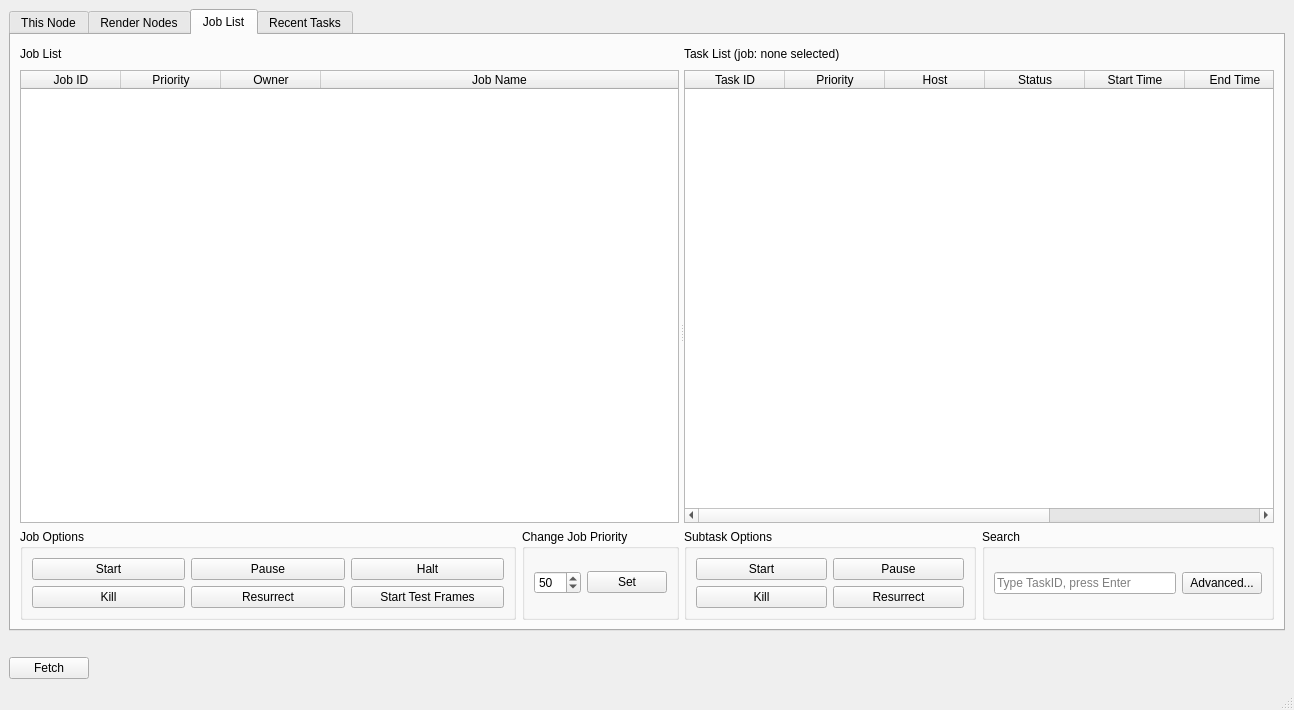
Qt form ui/UI_FarmView.ui (david2777/DPS_Hydra) before a commit.
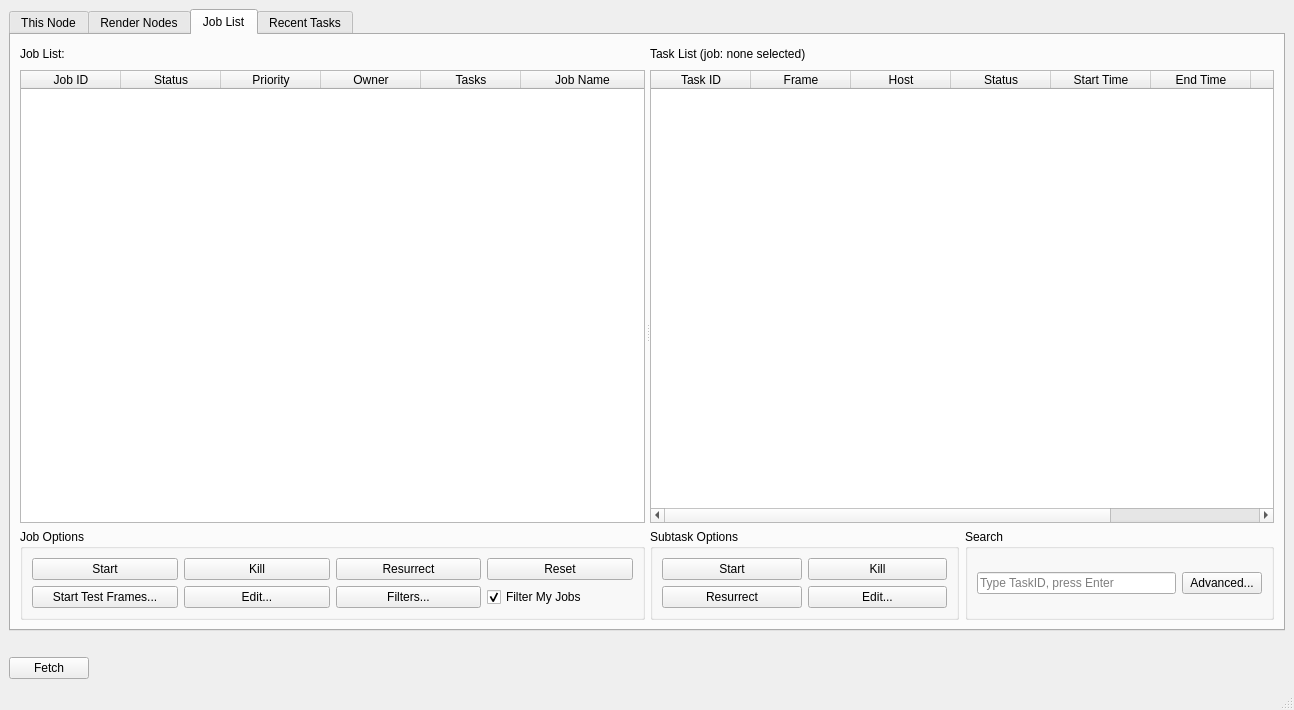
The same form after that commit. The open tabs and pages were chosen to show the change.

Commit message:
Reworking FarmView :warning: SQL OUT OF DATE
Got rid of old job tickets. Started to get new data in FarmView. Broken
right now. Will fix later.

```diff
--- a/ui/UI_FarmView.ui
+++ b/ui/UI_FarmView.ui
@@ -357,7 +357,7 @@
             <item row="0" column="0">
              <widget class="QLabel" name="jobTableLabel">
               <property name="text">
-               <string>Job List</string>
+               <string>Job List:</string>
               </property>
              </widget>
             </item>
@@ -388,7 +388,7 @@
                <bool>false</bool>
               </property>
               <property name="columnCount">
-               <number>4</number>
+               <number>6</number>
               </property>
               <attribute name="horizontalHeaderStretchLastSection">
                <bool>true</bool>
@@ -401,6 +401,11 @@
                 <string>Job ID</string>
                </property>
               </column>
+              <column>
+               <property name="text">
+                <string>Status</string>
+               </property>
+              </column>
               <column>
                <property name="text">
                 <string>Priority</string>
@@ -411,6 +416,11 @@
                 <string>Owner</string>
                </property>
               </column>
+              <column>
+               <property name="text">
+                <string>Tasks</string>
+               </property>
+              </column>
               <column>
                <property name="text">
                 <string>Job Name</string>
@@ -418,7 +428,7 @@
               </column>
              </widget>
             </item>
-            <item row="2" column="0" colspan="4">
+            <item row="2" column="0" colspan="5">
              <widget class="QGroupBox" name="groupBox_jobOptions">
               <property name="minimumSize">
                <size>
@@ -430,39 +440,6 @@
                <string>Job Options</string>
               </property>
               <layout class="QGridLayout" name="gridLayout_7">
-               <item row="1" column="2">
-                <widget class="QPushButton" name="haltJobButton">
-                 <property name="styleSheet">
-                  <string notr="true"/>
-                 </property>
-                 <property name="text">
-                  <string>Halt</string>
-                 </property>
-                 <property name="checkable">
-                  <bool>false</bool>
-                 </property>
-                 <property name="autoDefault">
-                  <bool>false</bool>
-                 </property>
-                 <property name="default">
-                  <bool>false</bool>
-                 </property>
-                </widget>
-               </item>
-               <item row="1" column="1">
-                <widget class="QPushButton" name="pauseJobButton">
-                 <property name="text">
-                  <string>Pause</string>
-                 </property>
-                </widget>
-               </item>
-               <item row="2" column="0">
-                <widget class="QPushButton" name="killJobButton">
-                 <property name="text">
-                  <string>Kill</string>
-                 </property>
-                </widget>
-               </item>
                <item row="1" column="0">
                 <widget class="QPushButton" name="startJobButton">
                  <property name="enabled">
@@ -488,46 +465,67 @@
                  </property>
                 </widget>
                </item>
-               <item row="2" column="1">
+               <item row="1" column="3">
+                <widget class="QPushButton" name="killJobButton">
+                 <property name="text">
+                  <string>Kill</string>
+                 </property>
+                </widget>
+               </item>
+               <item row="1" column="5">
                 <widget class="QPushButton" name="resurrectJobButton">
                  <property name="text">
                   <string>Resurrect</string>
                  </property>
                 </widget>
                </item>
-               <item row="2" column="2">
+               <item row="1" column="6">
+                <widget class="QPushButton" name="resetJobButton">
+                 <property name="text">
+                  <string>Reset</string>
+                 </property>
+                </widget>
+               </item>
+               <item row="2" column="6">
+                <widget class="QCheckBox" name="myFilterCheckbox">
+                 <property name="text">
+                  <string>Filter My Jobs</string>
+                 </property>
+                 <property name="checked">
+                  <bool>true</bool>
+                 </property>
+                </widget>
+               </item>
+               <item row="2" column="3">
+                <widget class="QPushButton" name="editJobButton">
+                 <property name="styleSheet">
+                  <string notr="true"/>
+                 </property>
+                 <property name="text">
+                  <string>Edit...</string>
+                 </property>
+                 <property name="checkable">
+                  <bool>false</bool>
+                 </property>
+                 <property name="autoDefault">
+                  <bool>false</bool>
+                 </property>
+                 <property name="default">
+                  <bool>false</bool>
+                 </property>
+                </widget>
+               </item>
+               <item row="2" column="5">
+                <widget class="QPushButton" name="filterJobButton">
+                 <property name="text">
+                  <string>Filters...</string>
+                 </property>
+                </widget>
+               </item>
+               <item row="2" column="0">
                 <widget class="QPushButton" name="testFramesButton">
                  <property name="text">
-                  <string>Start Test Frames</string>
-                 </property>
-                </widget>
-               </item>
-              </layout>
-             </widget>
-            </item>
-            <item row="2" column="4">
-             <widget class="QGroupBox" name="groupBox_priorityOptions">
-              <property name="title">
-               <string>Change Job Priority</string>
-              </property>
-              <property name="alignment">
-               <set>Qt::AlignLeading|Qt::AlignLeft|Qt::AlignTop</set>
-              </property>
-              <layout class="QGridLayout" name="gridLayout_8">
-               <item row="1" column="1">
-                <widget class="QPushButton" name="prioritySetButton">
-                 <property name="text">
-                  <string>Set</string>
-                 </property>
-                </widget>
-               </item>
-               <item row="1" column="0">
-                <widget class="QSpinBox" name="prioritySpinBox">
-                 <property name="maximum">
-                  <number>999</number>
-                 </property>
-                 <property name="value">
-                  <number>50</number>
+                  <string>Start Test Frames...</string>
                  </property>
                 </widget>
                </item>
@@ -538,72 +536,6 @@
           </widget>
           <widget class="QWidget" name="layoutWidget_3">
            <layout class="QGridLayout" name="gridLayout_taskList">
-            <item row="3" column="2" colspan="2">
-             <widget class="QGroupBox" name="groupBox_search">
-              <property name="title">
-               <string>Search</string>
-              </property>
-              <layout class="QGridLayout" name="gridLayout_10">
-               <item row="0" column="0">
-                <widget class="QLineEdit" name="taskIDLineEdit">
-                 <property name="placeholderText">
-                  <string>Type TaskID, press Enter</string>
-                 </property>
-                </widget>
-               </item>
-               <item row="0" column="1">
-                <widget class="QPushButton" name="advancedSearchButton">
-                 <property name="text">
-                  <string>Advanced...</string>
-                 </property>
-                </widget>
-               </item>
-              </layout>
-             </widget>
-            </item>
-            <item row="3" column="0" colspan="2">
-             <widget class="QGroupBox" name="groupBox_subTaskOptions">
-              <property name="minimumSize">
-               <size>
-                <width>0</width>
-                <height>28</height>
-               </size>
-              </property>
-              <property name="title">
-               <string>Subtask Options</string>
-              </property>
-              <layout class="QGridLayout" name="gridLayout_9">
-               <item row="1" column="0">
-                <widget class="QPushButton" name="startTaskButton">
-                 <property name="text">
-                  <string>Start</string>
-                 </property>
-                </widget>
-               </item>
-               <item row="2" column="1">
-                <widget class="QPushButton" name="resurrectTaskButton">
-                 <property name="text">
-                  <string>Resurrect</string>
-                 </property>
-                </widget>
-               </item>
-               <item row="1" column="1">
-                <widget class="QPushButton" name="pauseTaskButton">
-                 <property name="text">
-                  <string>Pause</string>
-                 </property>
-                </widget>
-               </item>
-               <item row="2" column="0">
-                <widget class="QPushButton" name="killTaskButton">
-                 <property name="text">
-                  <string>Kill</string>
-                 </property>
-                </widget>
-               </item>
-              </layout>
-             </widget>
-            </item>
             <item row="0" column="2" colspan="2">
              <spacer name="horizontalSpacer_taskList">
               <property name="orientation">
@@ -654,7 +586,7 @@
               </column>
               <column>
                <property name="text">
-                <string>Priority</string>
+                <string>Frame</string>
                </property>
               </column>
               <column>
@@ -689,6 +621,72 @@
               </column>
              </widget>
             </item>
+            <item row="3" column="0" colspan="2">
+             <widget class="QGroupBox" name="groupBox_subTaskOptions">
+              <property name="minimumSize">
+               <size>
+                <width>0</width>
+                <height>28</height>
+               </size>
+              </property>
+              <property name="title">
+               <string>Subtask Options</string>
+              </property>
+              <layout class="QGridLayout" name="gridLayout_9">
+               <item row="2" column="0">
+                <widget class="QPushButton" name="startTaskButton">
+                 <property name="text">
+                  <string>Start</string>
+                 </property>
+                </widget>
+               </item>
+               <item row="2" column="1">
+                <widget class="QPushButton" name="killTaskButton">
+                 <property name="text">
+                  <string>Kill</string>
+                 </property>
+                </widget>
+               </item>
+               <item row="3" column="1">
+                <widget class="QPushButton" name="editTaskButton">
+                 <property name="text">
+                  <string>Edit...</string>
+                 </property>
+                </widget>
+               </item>
+               <item row="3" column="0">
+                <widget class="QPushButton" name="resurrectTaskButton">
+                 <property name="text">
+                  <string>Resurrect</string>
+                 </property>
+                </widget>
+               </item>
+              </layout>
+             </widget>
+            </item>
+            <item row="3" column="2" colspan="2">
+             <widget class="QGroupBox" name="groupBox_search">
+              <property name="title">
+               <string>Search</string>
+              </property>
+              <layout class="QGridLayout" name="gridLayout_10">
+               <item row="0" column="0">
+                <widget class="QLineEdit" name="taskIDLineEdit">
+                 <property name="placeholderText">
+                  <string>Type TaskID, press Enter</string>
+                 </property>
+                </widget>
+               </item>
+               <item row="0" column="1">
+                <widget class="QPushButton" name="advancedSearchButton">
+                 <property name="text">
+                  <string>Advanced...</string>
+                 </property>
+                </widget>
+               </item>
+              </layout>
+             </widget>
+            </item>
            </layout>
           </widget>
          </widget>
```
The commit also changes 6 other files.
